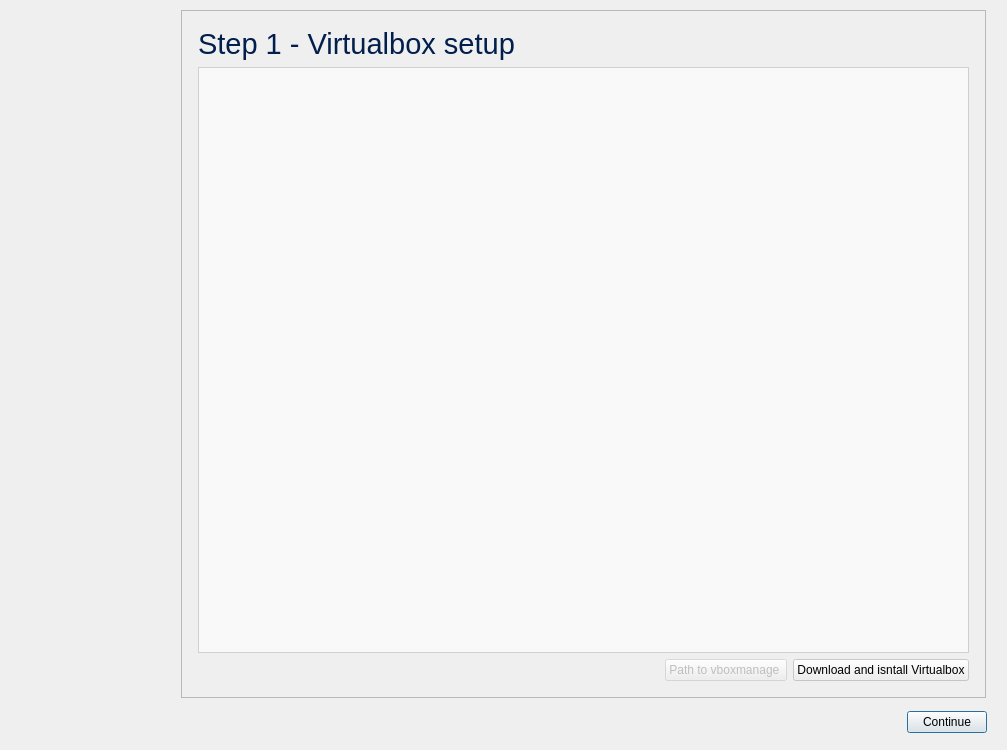
Before: the Qt Designer form island-manager/views/setup_wizard/setup_wizard.ui in viocost/islands, drawn with Qt 5.
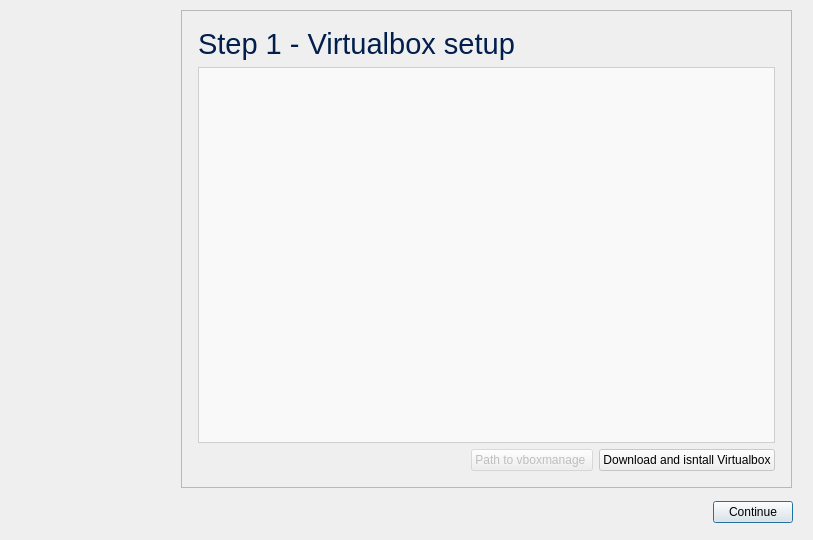
After: the same form once the commit is applied. Icons and pictures are not drawn.

What changed in the file:
```diff
--- a/island-manager/views/setup_wizard/setup_wizard.ui
+++ b/island-manager/views/setup_wizard/setup_wizard.ui
@@ -9,19 +9,22 @@
    <rect>
     <x>0</x>
     <y>0</y>
-    <width>1007</width>
-    <height>750</height>
+    <width>813</width>
+    <height>540</height>
    </rect>
   </property>
   <property name="minimumSize">
    <size>
     <width>712</width>
-    <height>525</height>
+    <height>540</height>
    </size>
   </property>
   <property name="windowTitle">
    <string>Wizard</string>
   </property>
+  <property name="sizeGripEnabled">
+   <bool>false</bool>
+  </property>
   <property name="modal">
    <bool>true</bool>
   </property>
@@ -31,6 +34,12 @@
   <property name="options">
    <set>QWizard::NoBackButtonOnLastPage|QWizard::NoBackButtonOnStartPage|QWizard::NoCancelButton|QWizard::NoDefaultButton</set>
   </property>
+  <property name="titleFormat">
+   <enum>Qt::AutoText</enum>
+  </property>
+  <property name="subTitleFormat">
+   <enum>Qt::AutoText</enum>
+  </property>
   <widget class="QWizardPage" name="page_vbox_install_1">
    <layout class="QVBoxLayout" name="verticalLayout">
     <item>
```
Left out of the diff: 38 changed lines with no effect on the pictures. Lines whose indentation alone changed are shown as unchanged.
